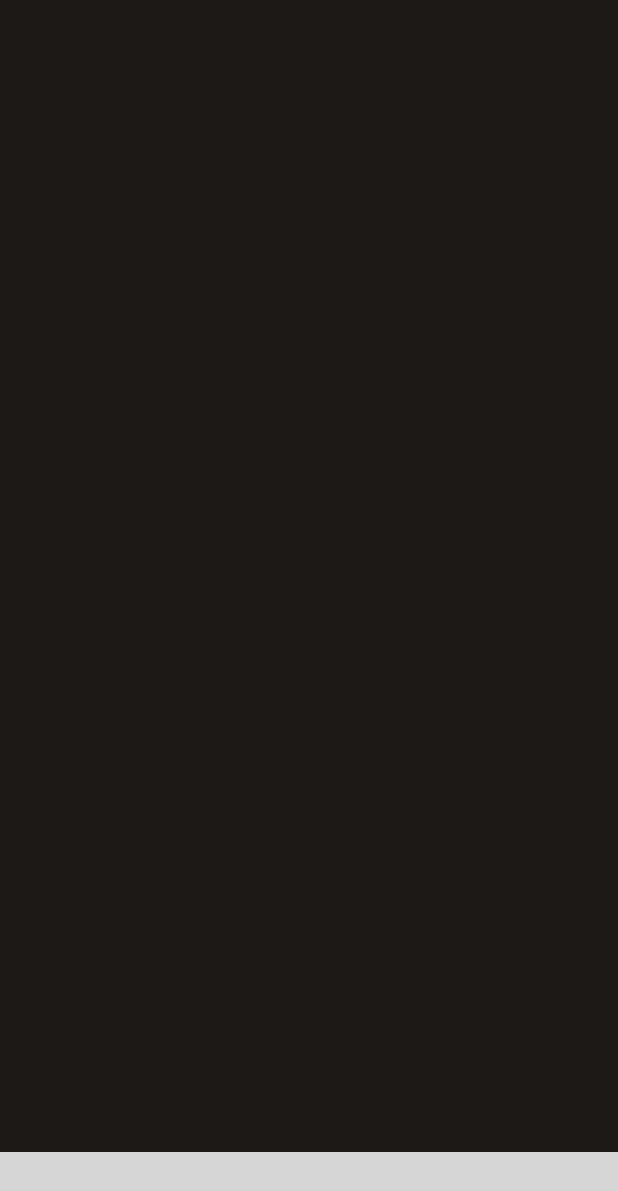
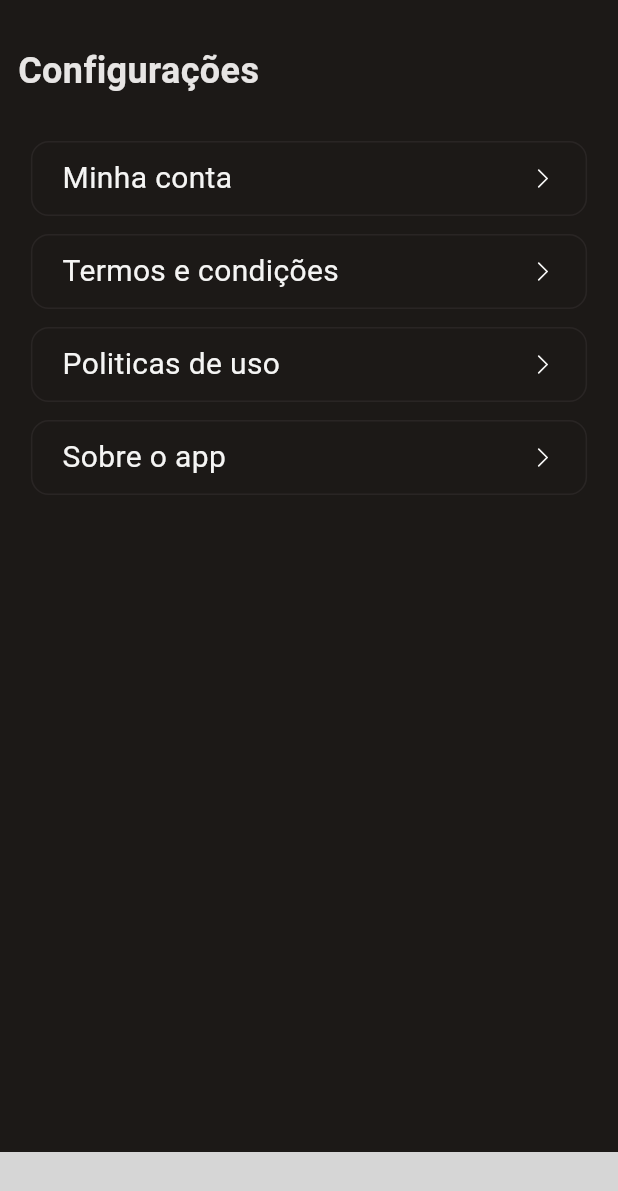
Before and after one commit to mozart-rue/habit_manager, a Flutter app: the AccountScreen screen opened by its route, on a phone screen of 412 x 824 dp. Shown: the top 1191 px of the screen. Run offline on Flutter 3.47's test engine with Material 3 defaults, Android fonts, the phone set to English and light mode, and no system bars; our stand-ins replace email_validator, flutter_phosphor_icons, gap; missing offline and left inert: bottom_bar, validatorless; statements that could not run were skipped; grey boxes are pictures that could not be loaded.

Commit message:
feat: create account settings screen

```diff
--- a/lib/core/ui/pages/account/account_screen.dart
+++ b/lib/core/ui/pages/account/account_screen.dart
@@ -1,16 +1,66 @@
 import 'package:flutter/material.dart';
+import 'package:gap/gap.dart';
+import 'package:habit_manager/core/ui/components/account_options_container.dart';
 import 'package:habit_manager/core/ui/components/bottom_navigation_bar_icon.dart';
+import 'package:habit_manager/core/ui/consts/app_colors.dart';
 import 'package:habit_manager/core/ui/pages/background/background_screen.dart';
+import 'package:habit_manager/core/ui/pages/my_account/my_account_screen.dart';
 
 class AccountScreen extends StatelessWidget {
   const AccountScreen({super.key});
 
   @override
   Widget build(BuildContext context) {
+    Size size = MediaQuery.of(context).size;
     return Scaffold(
       bottomNavigationBar: const BottomNavigationBarIcon(currentIndex: 0),
       body: AppBackgroundScreen(
-        child: Container(),
+        child: SafeArea(
+          child: Center(
+            child: Column(
+              children: [
+                const Gap(30),
+                const Row(
+                  mainAxisAlignment: MainAxisAlignment.start,
+                  children: [
+                    Gap(12),
+                    Text(
+                      'Configurações',
+                      style: TextStyle(
+                        color: AppColors.slate200,
+                        fontSize: 24,
+                        fontWeight: FontWeight.w600,
+                      ),
+                    ),
+                  ],
+                ),
+                const Gap(30),
+                AccountOptionsContainer(
+                  title: 'Minha conta',
+                  width: size.width * 0.9,
+                  onTap: () {
+                    Navigator.of(context).pushNamed('/my-account');
+                  },
+                ),
+                AccountOptionsContainer(
+                  title: 'Termos e condições',
+                  width: size.width * 0.9,
+                  onTap: () {},
+                ),
+                AccountOptionsContainer(
+                  title: 'Politicas de uso',
+                  width: size.width * 0.9,
+                  onTap: () {},
+                ),
+                AccountOptionsContainer(
+                  title: 'Sobre o app',
+                  width: size.width * 0.9,
+                  onTap: () {},
+                ),
+              ],
+            ),
+          ),
+        ),
       ),
     );
   }
```
